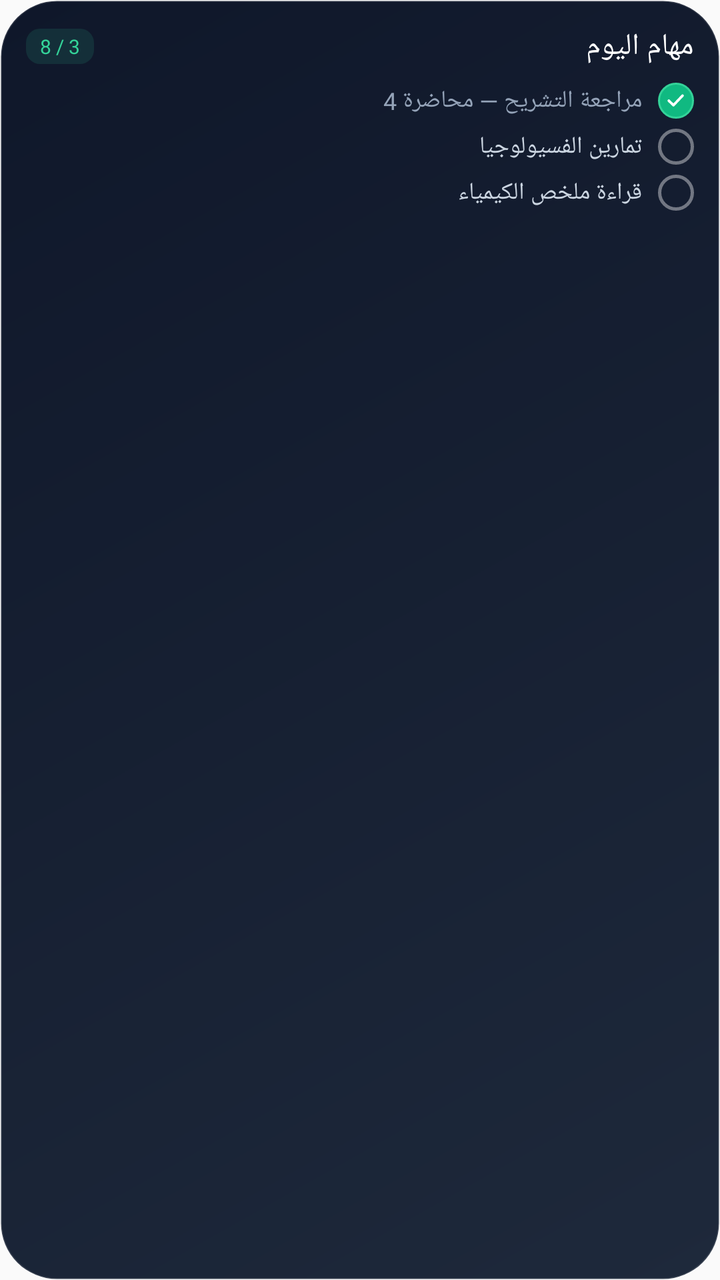
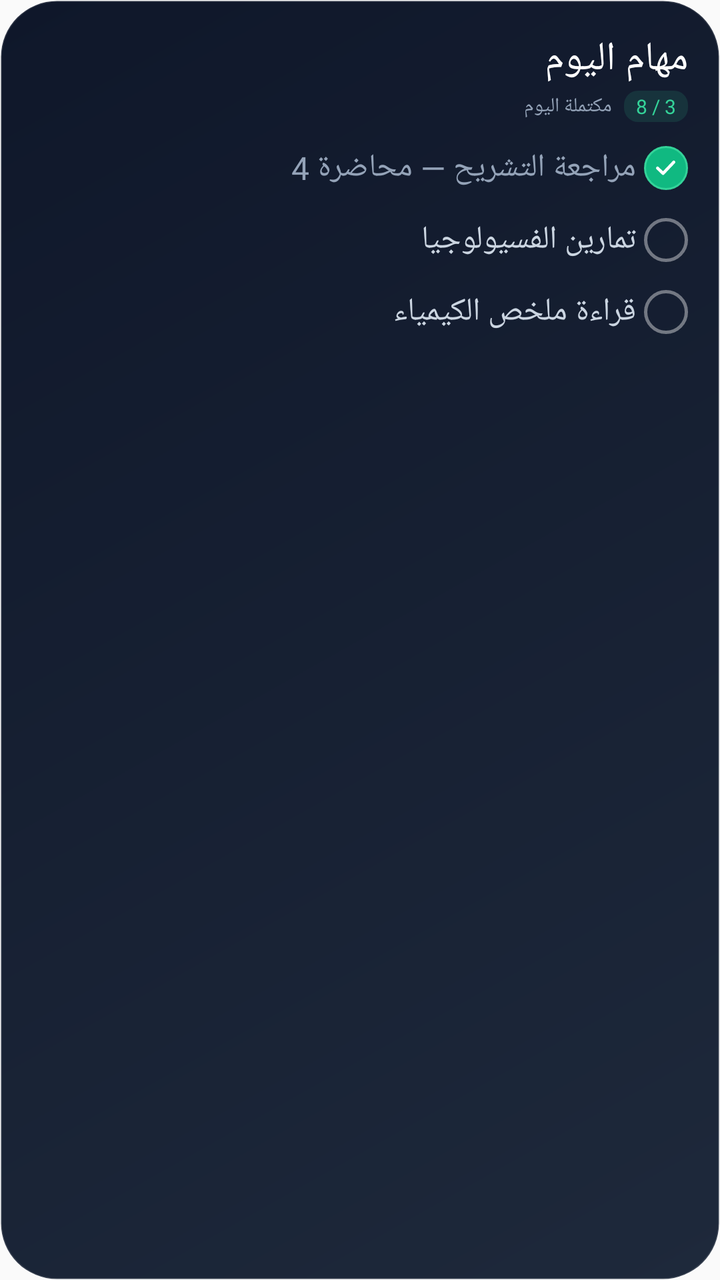

Compare the two renders of this Android layout. The source of the first and the diff that turns it into the second are given below.
<!-- AndroidManifest.xml: application theme AppTheme -->
<!-- res/layout/widget_today_tasks_preview.xml -->
<?xml version="1.0" encoding="utf-8"?>
<LinearLayout xmlns:android="http://schemas.android.com/apk/res/android"
    android:layout_width="match_parent"
    android:layout_height="match_parent"
    android:layoutDirection="rtl"
    android:background="@drawable/widget_bg_tasks"
    android:orientation="vertical"
    android:padding="13dp">

    <LinearLayout
        android:layout_width="match_parent"
        android:layout_height="wrap_content"
        android:gravity="center_vertical"
        android:orientation="horizontal">
        <TextView
        android:layout_width="0dp"
        android:layout_height="wrap_content" android:layout_weight="1"
        android:fontFamily="@font/tajawal_bold"
        android:text="@string/widget_today_tasks_label"
        android:textColor="#FFFFFFFF"
        android:textSize="15sp" />
        <TextView
            android:layout_width="wrap_content"
            android:layout_height="wrap_content"
            android:background="@drawable/widget_preview_pill_green"
            android:fontFamily="@font/tajawal_bold"
            android:paddingStart="7dp"
            android:paddingTop="2dp"
            android:paddingEnd="7dp"
            android:paddingBottom="2dp"
            android:text="@string/widget_today_tasks_preview_count"
            android:textColor="#FF34D399"
            android:textSize="10sp" />
    </LinearLayout>

    <LinearLayout
        android:layout_width="match_parent"
        android:layout_height="wrap_content"
        android:layout_marginTop="8dp"
        android:gravity="center_vertical"
        android:orientation="horizontal">
        <FrameLayout
            android:layout_width="18dp"
            android:layout_height="18dp"
            android:background="@drawable/widget_circle_done">
            <ImageView
                android:layout_width="11dp"
                android:layout_height="11dp"
                android:layout_gravity="center"
                android:contentDescription="@null"
                android:src="@drawable/widget_ic_check"
                android:tint="#FFFFFFFF" />
        </FrameLayout>
        <TextView
            android:layout_width="0dp"
            android:layout_height="wrap_content"
            android:layout_marginStart="8dp"
            android:layout_weight="1"
            android:fontFamily="@font/tajawal_regular"
            android:text="@string/widget_today_tasks_preview_task_done"
            android:textColor="#FF94A3B8"
            android:textSize="12sp" />
    </LinearLayout>
    <LinearLayout
        android:layout_width="match_parent"
        android:layout_height="wrap_content"
        android:layout_marginTop="5dp"
        android:gravity="center_vertical"
        android:orientation="horizontal">
        <ImageView
            android:layout_width="18dp"
            android:layout_height="18dp"
            android:background="@drawable/widget_circle_empty" />
        <TextView
            android:layout_width="0dp"
            android:layout_height="wrap_content"
            android:layout_marginStart="8dp"
            android:layout_weight="1"
            android:fontFamily="@font/tajawal_bold"
            android:text="@string/widget_today_tasks_preview_task_open"
            android:textColor="#FFCBD5E1"
            android:textSize="12sp" />
    </LinearLayout>
    <LinearLayout
        android:layout_width="match_parent"
        android:layout_height="wrap_content"
        android:layout_marginTop="5dp"
        android:gravity="center_vertical"
        android:orientation="horizontal">
        <ImageView
            android:layout_width="18dp"
            android:layout_height="18dp"
            android:background="@drawable/widget_circle_empty" />
        <TextView
            android:layout_width="0dp"
            android:layout_height="wrap_content"
            android:layout_marginStart="8dp"
            android:layout_weight="1"
            android:fontFamily="@font/tajawal_bold"
            android:text="@string/widget_today_tasks_preview_task_open2"
            android:textColor="#FFCBD5E1"
            android:textSize="12sp" />
    </LinearLayout>
</LinearLayout>
<!-- resources referenced by this layout -->
<resources>
  <!-- drawable widget_bg_tasks (drawable) -->
  <?xml version="1.0" encoding="utf-8"?>
  <shape xmlns:android="http://schemas.android.com/apk/res/android"
      android:shape="rectangle">
      <gradient
          android:angle="135"
          android:endColor="#FF0F172A"
          android:startColor="#FF1E293B"
          android:type="linear" />
      <corners android:radius="28dp" />
      <stroke
          android:width="1dp"
          android:color="#1FFFFFFF" />
  </shape>
  <!-- drawable widget_circle_done (drawable) -->
  <?xml version="1.0" encoding="utf-8"?>
  <shape xmlns:android="http://schemas.android.com/apk/res/android"
      android:shape="oval">
      <solid android:color="#FF10B981" />
      <stroke
          android:width="1dp"
          android:color="#FF34D399" />
  </shape>
  <!-- drawable widget_circle_empty (drawable) -->
  <?xml version="1.0" encoding="utf-8"?>
  <shape xmlns:android="http://schemas.android.com/apk/res/android"
      android:shape="oval">
      <stroke
          android:width="1.5dp"
          android:color="#66FFFFFF" />
  </shape>
  <!-- drawable widget_ic_check (drawable) -->
  <?xml version="1.0" encoding="utf-8"?>
  <vector xmlns:android="http://schemas.android.com/apk/res/android"
      android:width="24dp"
      android:height="24dp"
      android:viewportWidth="24"
      android:viewportHeight="24">
      <path
          android:name="check"
          android:pathData="M4.5,12.4 L9.6,17.3 L19.5,6.9"
          android:strokeColor="#FFFFFFFF"
          android:strokeWidth="2.8"
          android:strokeLineCap="round"
          android:strokeLineJoin="round"
          android:trimPathStart="0"
          android:trimPathEnd="1" />
  </vector>
  <!-- drawable widget_preview_pill_green (drawable) -->
  <?xml version="1.0" encoding="utf-8"?>
  <shape xmlns:android="http://schemas.android.com/apk/res/android" android:shape="rectangle">
      <solid android:color="#1F34D399" />
      <corners android:radius="7dp" />
  </shape>
  <string name="widget_today_tasks_label">مهام اليوم</string>
  <string name="widget_today_tasks_preview_count">3 / 8</string>
  <string name="widget_today_tasks_preview_task_done">مراجعة التشريح — محاضرة 4</string>
  <string name="widget_today_tasks_preview_task_open">تمارين الفسيولوجيا</string>
  <string name="widget_today_tasks_preview_task_open2">قراءة ملخص الكيمياء</string>
  <style name="AppTheme" parent="Theme.AppCompat.Light.DarkActionBar">
          
          <item name="colorPrimary">@color/colorPrimary</item>
          <item name="colorPrimaryDark">@color/colorPrimaryDark</item>
          <item name="colorAccent">@color/colorAccent</item>
      </style>
</resources>

<!-- the commit's change to res/layout/widget_today_tasks_preview.xml (unified diff, before → after) -->
@@ -5,47 +5,61 @@
     android:layoutDirection="rtl"
     android:background="@drawable/widget_bg_tasks"
     android:orientation="vertical"
-    android:padding="13dp">
+    android:padding="16dp">
+
+    <TextView
+        android:layout_width="match_parent"
+        android:layout_height="wrap_content"
+        android:fontFamily="@font/tajawal_extrabold"
+        android:maxLines="1"
+        android:text="@string/widget_today_tasks_label"
+        android:textColor="#FFFFFFFF"
+        android:textSize="20sp" />
 
     <LinearLayout
         android:layout_width="match_parent"
         android:layout_height="wrap_content"
+        android:layout_marginTop="2dp"
         android:gravity="center_vertical"
         android:orientation="horizontal">
-        <TextView
-        android:layout_width="0dp"
-        android:layout_height="wrap_content" android:layout_weight="1"
-        android:fontFamily="@font/tajawal_bold"
-        android:text="@string/widget_today_tasks_label"
-        android:textColor="#FFFFFFFF"
-        android:textSize="15sp" />
+
         <TextView
             android:layout_width="wrap_content"
             android:layout_height="wrap_content"
             android:background="@drawable/widget_preview_pill_green"
             android:fontFamily="@font/tajawal_bold"
-            android:paddingStart="7dp"
-            android:paddingTop="2dp"
-            android:paddingEnd="7dp"
-            android:paddingBottom="2dp"
+            android:paddingStart="6dp"
+            android:paddingTop="1dp"
+            android:paddingEnd="6dp"
+            android:paddingBottom="1dp"
             android:text="@string/widget_today_tasks_preview_count"
             android:textColor="#FF34D399"
+            android:textSize="10sp" />
+
+        <TextView
+            android:layout_width="wrap_content"
+            android:layout_height="wrap_content"
+            android:layout_marginStart="6dp"
+            android:fontFamily="@font/tajawal_regular"
+            android:text="مكتملة اليوم"
+            android:textColor="#FF94A3B8"
             android:textSize="10sp" />
     </LinearLayout>
 
     <LinearLayout
         android:layout_width="match_parent"
-        android:layout_height="wrap_content"
+        android:layout_height="30dp"
         android:layout_marginTop="8dp"
         android:gravity="center_vertical"
         android:orientation="horizontal">
         <FrameLayout
-            android:layout_width="18dp"
-            android:layout_height="18dp"
+            android:layout_width="22dp"
+            android:layout_height="22dp"
+            android:layout_marginEnd="4dp"
             android:background="@drawable/widget_circle_done">
             <ImageView
-                android:layout_width="11dp"
-                android:layout_height="11dp"
+                android:layout_width="13dp"
+                android:layout_height="13dp"
                 android:layout_gravity="center"
                 android:contentDescription="@null"
                 android:src="@drawable/widget_ic_check"
@@ -54,51 +68,55 @@
         <TextView
             android:layout_width="0dp"
             android:layout_height="wrap_content"
-            android:layout_marginStart="8dp"
             android:layout_weight="1"
             android:fontFamily="@font/tajawal_regular"
+            android:maxLines="1"
             android:text="@string/widget_today_tasks_preview_task_done"
             android:textColor="#FF94A3B8"
-            android:textSize="12sp" />
+            android:textSize="16sp" />
     </LinearLayout>
+
     <LinearLayout
         android:layout_width="match_parent"
-        android:layout_height="wrap_content"
-        android:layout_marginTop="5dp"
+        android:layout_height="30dp"
+        android:layout_marginTop="6dp"
         android:gravity="center_vertical"
         android:orientation="horizontal">
         <ImageView
-            android:layout_width="18dp"
-            android:layout_height="18dp"
+            android:layout_width="22dp"
+            android:layout_height="22dp"
+            android:layout_marginEnd="4dp"
             android:background="@drawable/widget_circle_empty" />
         <TextView
             android:layout_width="0dp"
             android:layout_height="wrap_content"
-            android:layout_marginStart="8dp"
             android:layout_weight="1"
             android:fontFamily="@font/tajawal_bold"
+            android:maxLines="1"
             android:text="@string/widget_today_tasks_preview_task_open"
             android:textColor="#FFCBD5E1"
-            android:textSize="12sp" />
+            android:textSize="16sp" />
     </LinearLayout>
+
     <LinearLayout
         android:layout_width="match_parent"
-        android:layout_height="wrap_content"
-        android:layout_marginTop="5dp"
+        android:layout_height="30dp"
+        android:layout_marginTop="6dp"
         android:gravity="center_vertical"
         android:orientation="horizontal">
         <ImageView
-            android:layout_width="18dp"
-            android:layout_height="18dp"
+            android:layout_width="22dp"
+            android:layout_height="22dp"
+            android:layout_marginEnd="4dp"
             android:background="@drawable/widget_circle_empty" />
         <TextView
             android:layout_width="0dp"
             android:layout_height="wrap_content"
-            android:layout_marginStart="8dp"
             android:layout_weight="1"
             android:fontFamily="@font/tajawal_bold"
+            android:maxLines="1"
             android:text="@string/widget_today_tasks_preview_task_open2"
             android:textColor="#FFCBD5E1"
-            android:textSize="12sp" />
+            android:textSize="16sp" />
     </LinearLayout>
 </LinearLayout>
